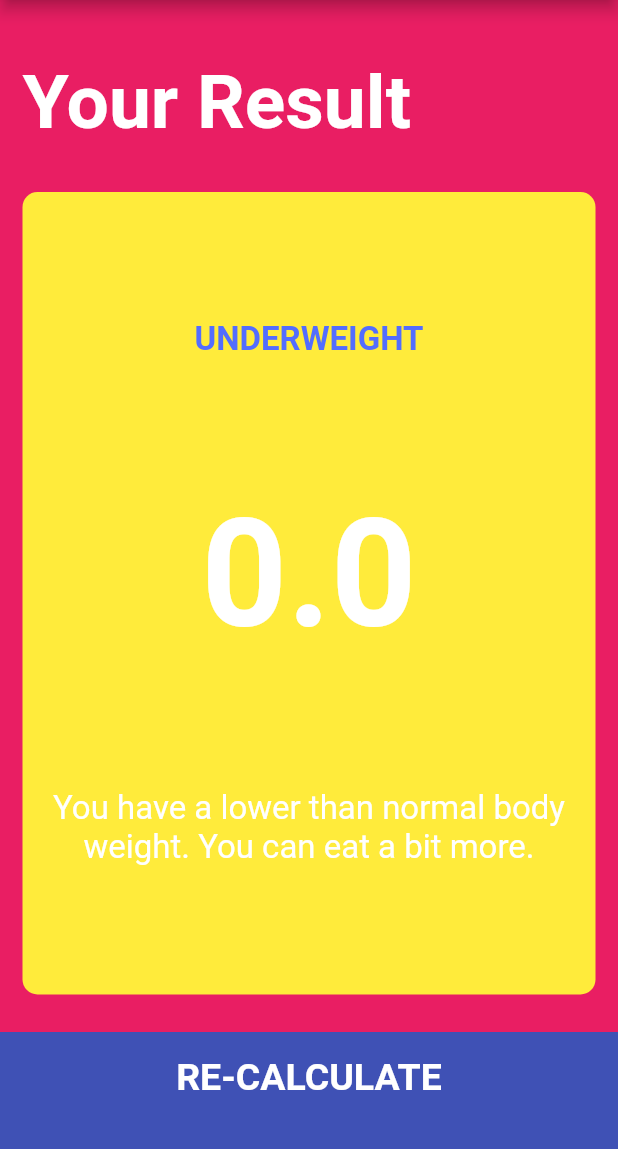
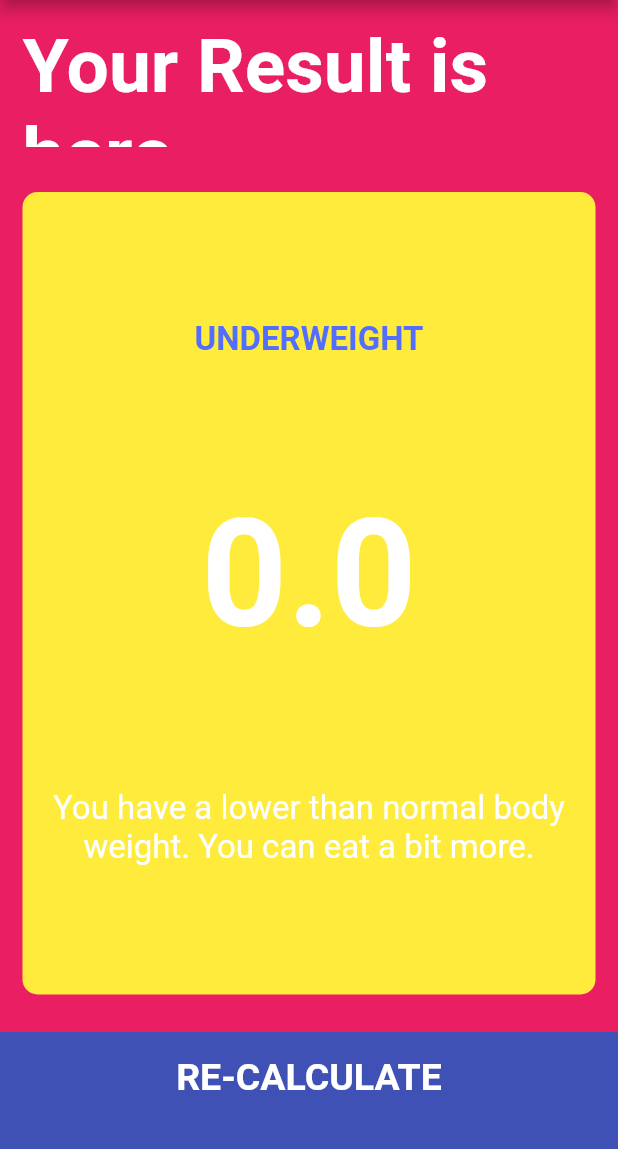
Before and after one commit to ShajaGraphics/BMI-Modified-Calculator-051, a Flutter app: the screen it shows after launch, after a tap on "CALCULATE", on a phone screen of 412 x 824 dp, the part 84-1233 px from its top. Run offline on Flutter 3.47's test engine with Material 2 defaults, Android fonts, the phone set to English and light mode, and no system bars; our stand-ins replace font_awesome_flutter.

Commit message:
second page description changed

```diff
--- a/lib/screens/results_page.dart
+++ b/lib/screens/results_page.dart
@@ -28,7 +28,7 @@ class ResultsPage extends StatelessWidget {
               padding: EdgeInsets.all(15.0),
               alignment: Alignment.bottomLeft,
               child: Text(
-                'Your Result',
+                'Your Result is here',
                 style: kTitleTextStyle,
               ),
             ),
```
